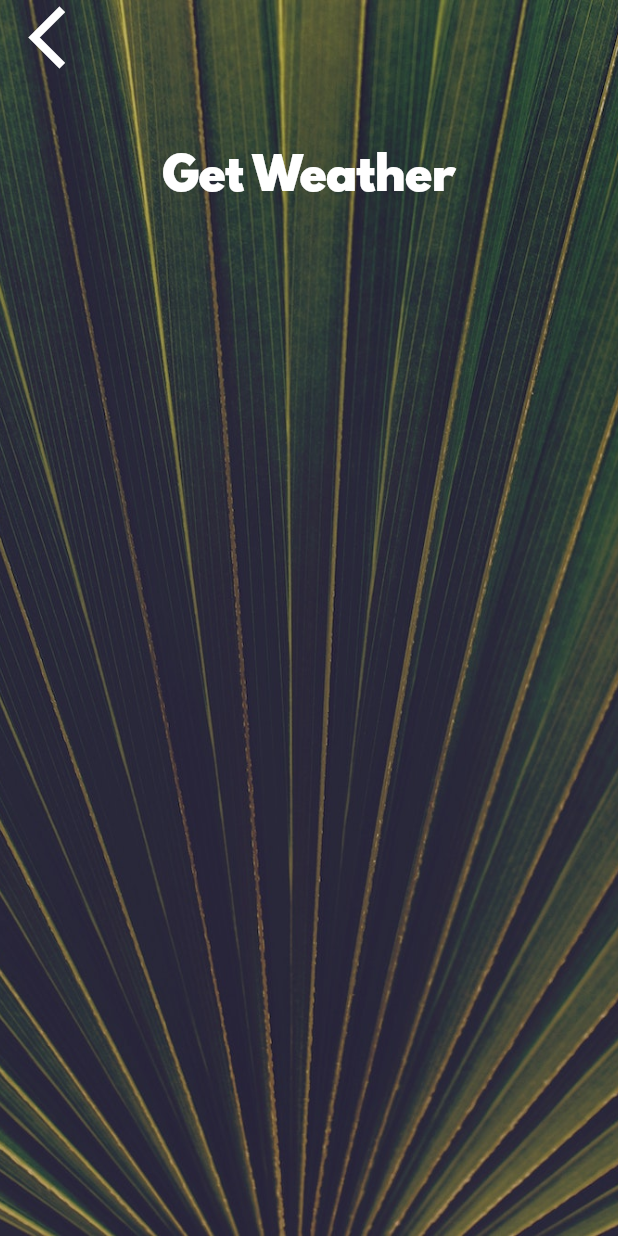
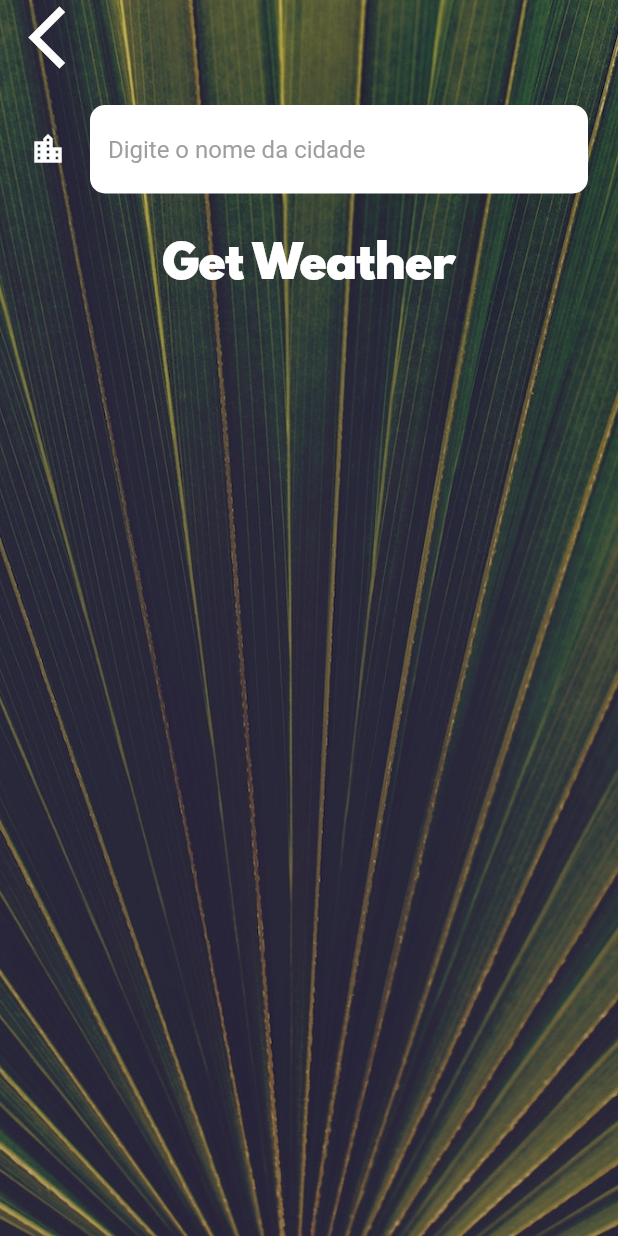
Before and after one commit to iury0393/clima-flutter, a Flutter app: the CityScreen screen opened directly, on a phone screen of 412 x 824 dp. Run offline on Flutter 3.47's test engine with Material 2 defaults, Android fonts, the phone set to English and light mode, and no system bars; our stand-ins replace flutter_spinkit, geolocator, rflutter_alert; network calls fail.

Commit message:
Adicionando rotas e a tela de cidade

```diff
--- a/lib/screens/city_screen.dart
+++ b/lib/screens/city_screen.dart
@@ -7,6 +7,8 @@ class CityScreen extends StatefulWidget {
 }
 
 class _CityScreenState extends State<CityScreen> {
+  String cityName;
+
   @override
   Widget build(BuildContext context) {
     return Scaffold(
@@ -24,7 +26,9 @@ class _CityScreenState extends State<CityScreen> {
               Align(
                 alignment: Alignment.topLeft,
                 child: FlatButton(
-                  onPressed: () {},
+                  onPressed: () {
+                    Navigator.pop(context);
+                  },
                   child: Icon(
                     Icons.arrow_back_ios,
                     size: 50.0,
@@ -33,7 +37,15 @@ class _CityScreenState extends State<CityScreen> {
               ),
               Container(
                 padding: EdgeInsets.all(20.0),
-                child: null,
+                child: TextField(
+                  style: TextStyle(
+                    color: Colors.black,
+                  ),
+                  decoration: kTextFieldInputDecoration,
+                  onChanged: (value) {
+                    cityName = value;
+                  },
+                ),
               ),
               FlatButton(
                 onPressed: () {},
--- a/lib/screens/location_screen.dart
+++ b/lib/screens/location_screen.dart
@@ -37,7 +37,7 @@ class _LocationScreenState extends State<LocationScreen> {
           buttons: [
             DialogButton(
               child: Text(
-                "Ensolarar",
+                'Ensolarar',
                 style: TextStyle(color: Colors.white, fontSize: 20),
               ),
               onPressed: () => Navigator.pop(context),
@@ -90,7 +90,9 @@ class _LocationScreenState extends State<LocationScreen> {
                     ),
                   ),
                   FlatButton(
-                    onPressed: () {},
+                    onPressed: () {
+                      Navigator.pushNamed(context, '/city');
+                    },
                     child: Icon(
                       Icons.location_city,
                       size: 50.0,
--- a/lib/utilities/constants.dart
+++ b/lib/utilities/constants.dart
@@ -18,3 +18,22 @@ const kButtonTextStyle = TextStyle(
 const kConditionTextStyle = TextStyle(
   fontSize: 100.0,
 );
+
+const kTextFieldInputDecoration = InputDecoration(
+  filled: true,
+  fillColor: Colors.white,
+  icon: Icon(
+    Icons.location_city,
+    color: Colors.white,
+  ),
+  hintText: 'Digite o nome da cidade',
+  hintStyle: TextStyle(
+    color: Colors.grey,
+  ),
+  border: OutlineInputBorder(
+    borderRadius: BorderRadius.all(
+      Radius.circular(10.0),
+    ),
+    borderSide: BorderSide.none,
+  ),
+);
```
Also changed, not shown: lib/main.dart (+6 -1 lines).
